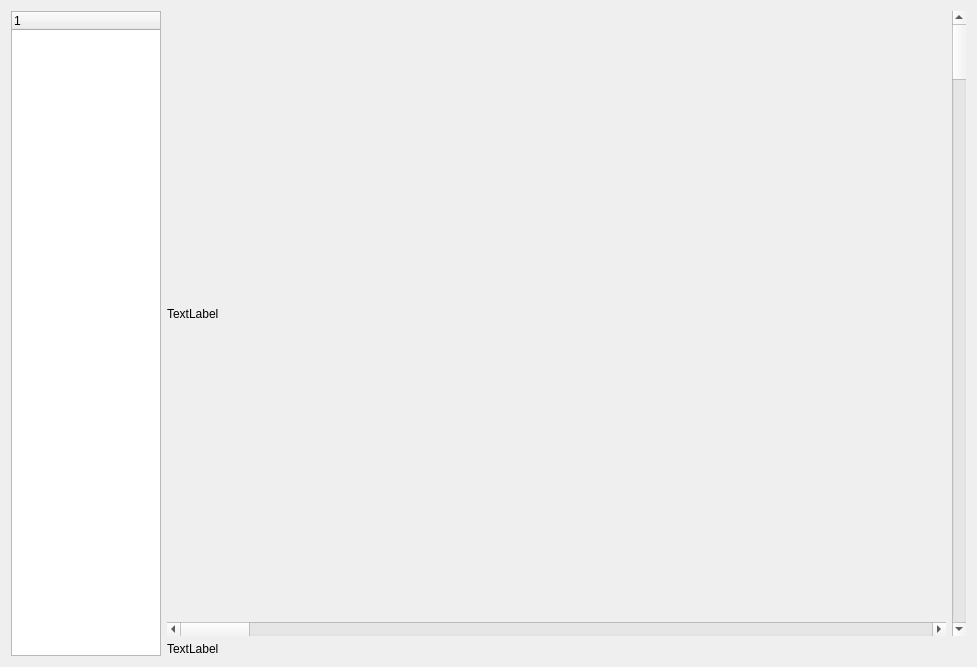
Above: CTScan_QT/CTScan/imagewidget.ui from maozi2327/CTScan before the change. Below: the same form after it.
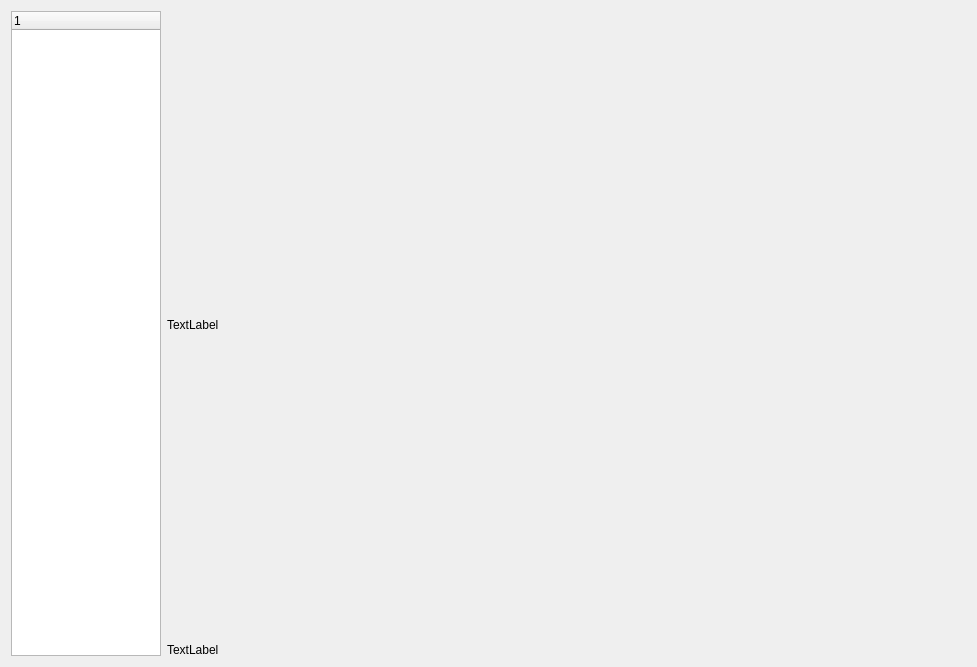
That is the form after the change.

Patch:
```diff
--- a/CTScan_QT/CTScan/imagewidget.ui
+++ b/CTScan_QT/CTScan/imagewidget.ui
@@ -13,7 +13,7 @@
   <property name="windowTitle">
    <string>ImageWidget</string>
   </property>
-  <layout class="QHBoxLayout" name="horizontalLayout_2" stretch="0,1">
+  <layout class="QHBoxLayout" name="horizontalLayout" stretch="0,1">
    <item>
     <widget class="QTreeWidget" name="treeWidget">
      <property name="sizePolicy">
@@ -51,15 +51,11 @@
     </widget>
    </item>
    <item>
-    <layout class="QVBoxLayout" name="verticalLayout_2">
-     <item>
-      <layout class="QHBoxLayout" name="horizontalLayout" stretch="1,0">
-       <item>
-        <layout class="QVBoxLayout" name="verticalLayout">
+    <layout class="QVBoxLayout" name="verticalLayout" stretch="1,0">
          <item>
           <widget class="QLabel" name="imageLabel">
            <property name="sizePolicy">
-            <sizepolicy hsizetype="MinimumExpanding" vsizetype="MinimumExpanding">
+        <sizepolicy hsizetype="Preferred" vsizetype="Preferred">
              <horstretch>0</horstretch>
              <verstretch>0</verstretch>
             </sizepolicy>
@@ -70,25 +66,25 @@
           </widget>
          </item>
          <item>
-          <widget class="QScrollBar" name="horizontalScrollBar">
-           <property name="orientation">
-            <enum>Qt::Horizontal</enum>
-           </property>
-          </widget>
-         </item>
-        </layout>
-       </item>
-       <item>
-        <widget class="QScrollBar" name="verticalScrollBar">
-         <property name="orientation">
-          <enum>Qt::Vertical</enum>
-         </property>
-        </widget>
-       </item>
-      </layout>
-     </item>
-     <item>
       <widget class="QLabel" name="label_2">
+       <property name="sizePolicy">
+        <sizepolicy hsizetype="Preferred" vsizetype="Fixed">
+         <horstretch>0</horstretch>
+         <verstretch>0</verstretch>
+        </sizepolicy>
+       </property>
+       <property name="minimumSize">
+        <size>
+         <width>0</width>
+         <height>12</height>
+        </size>
+       </property>
+       <property name="maximumSize">
+        <size>
+         <width>16777215</width>
+         <height>12</height>
+        </size>
+       </property>
        <property name="text">
         <string>TextLabel</string>
        </property>
```
Lines whose indentation alone changed are shown as unchanged.
